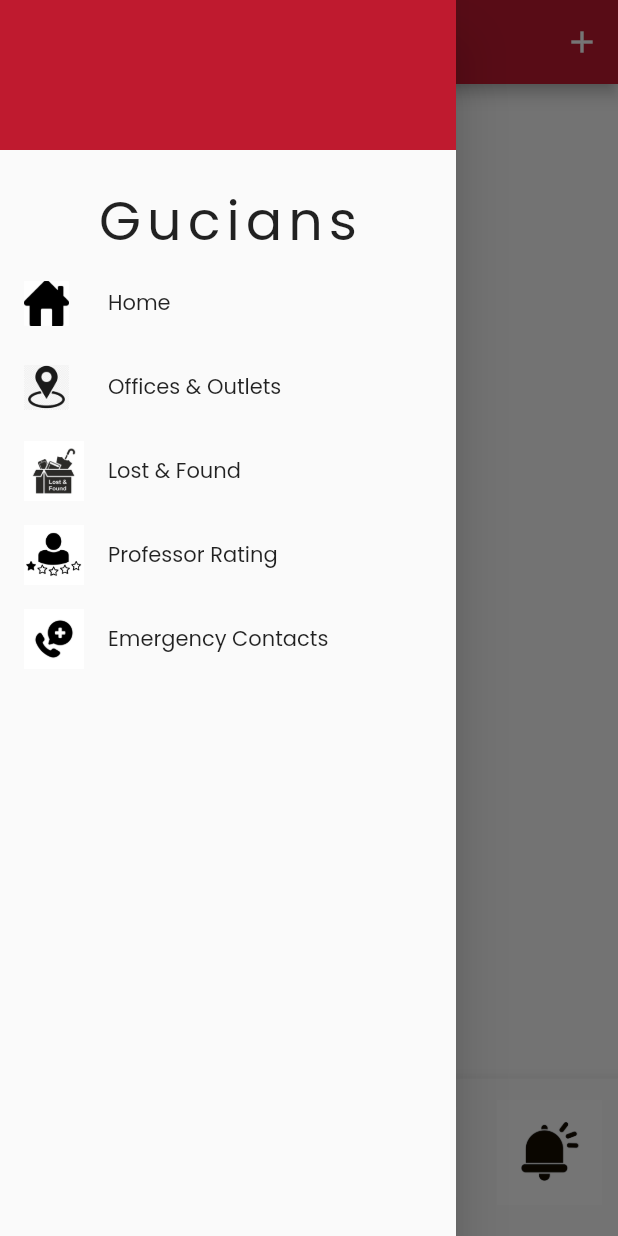
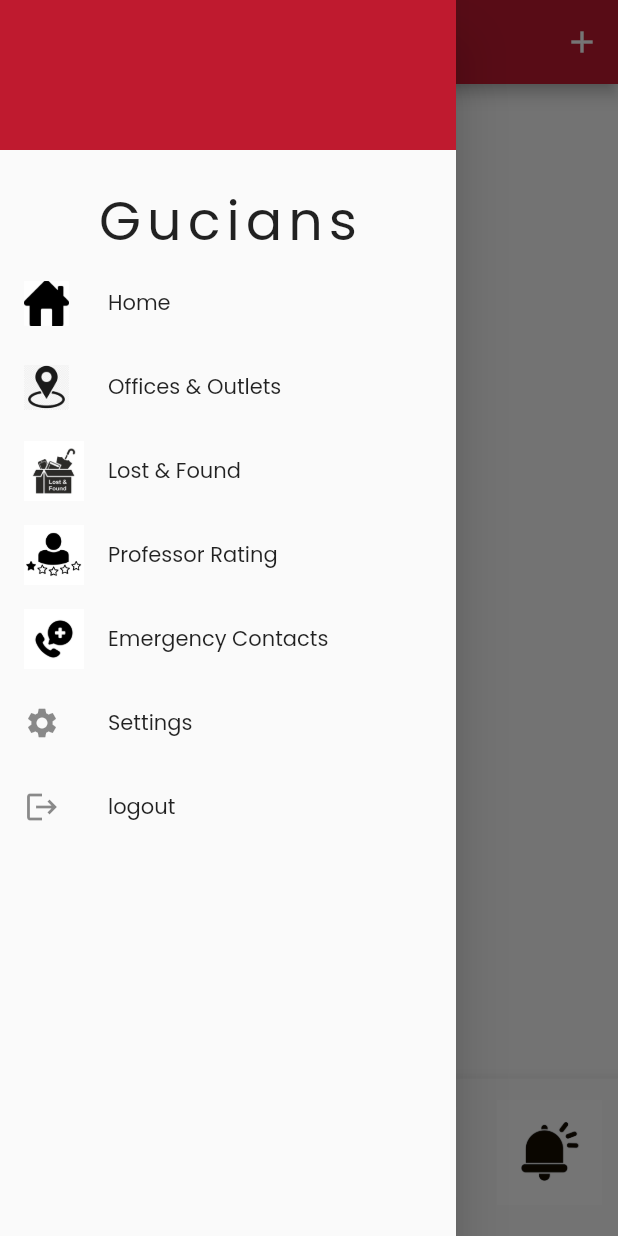
Before and after one commit to AyaFayed/Mobile_Project, a Flutter app: the ButtomTabsControllerScreen screen opened directly, with the side drawer open, on a phone screen of 412 x 824 dp. Run offline on Flutter 3.47's test engine with Material 2 defaults, Android fonts, the phone set to English and light mode, and no system bars; our stand-ins replace cached_network_image, cloud_firestore, firebase_auth, firebase_core, firebase_messaging, firebase_storage and 4 more; missing offline and left inert: flutter_phone_direct_caller; accounts and stored records are empty.

Commit message:
added settings, logout buttons in drawer.

```diff
--- a/gucians/lib/main.dart
+++ b/gucians/lib/main.dart
@@ -13,6 +13,7 @@ import 'package:gucians/screens/lost_and_found.dart';
 import 'package:gucians/screens/post_screens/add_confession.dart';
 import 'package:gucians/screens/post_screens/add_post.dart';
 import 'package:gucians/screens/professors_screens/search_professors.dart';
+import 'package:gucians/screens/settings.dart';
 import 'package:gucians/theme/themes.dart';
 import 'firebase_options.dart';
 
@@ -47,13 +48,14 @@ class MainApp extends StatelessWidget {
       theme: CustomTheme.lightTheme,
       initialRoute: '/',
       routes: {
-        '/':(context) => ButtomTabsControllerScreen(),
+        '/':(context) => Wrapper(),
         '/locations':(context) => const LocationsScreen(),
         '/lost_and_found':(context) => const LostAndFound(),
         '/prof_rating':(context) => const ProfessorRatingList(),
         '/add_confession':(context) => const AddConfession(),
         '/emergency':(context) => const EmergencyScreen(),
         '/add_post':(context) => const AddPost(),
+        '/settings': (context) => const Settings(),
 
       }
 
--- a/gucians/lib/screens/main_drawer.dart
+++ b/gucians/lib/screens/main_drawer.dart
@@ -1,5 +1,6 @@
 import 'package:flutter/material.dart';
 import 'package:gucians/common/constants.dart';
+import 'package:gucians/services/authentication_service.dart';
 import 'package:gucians/theme/colors.dart';
 import 'package:gucians/theme/sizes.dart';
 
@@ -8,6 +9,7 @@ class MainDrawer extends StatelessWidget {
 
   @override
   Widget build(BuildContext context) {
+    final AuthService _auth = AuthService();
     return Drawer(
       child: Column(children: [
         Container(
@@ -22,7 +24,11 @@ class MainDrawer extends StatelessWidget {
         const SizedBox(
           height: 20,
         ),
-        Text(appName,style: TextStyle(fontSize: Sizes.xlarge,fontFamily: 'Poppins',letterSpacing: 4),),
+        Text(
+          appName,
+          style: TextStyle(
+              fontSize: Sizes.xlarge, fontFamily: 'Poppins', letterSpacing: 4),
+        ),
         ListTile(
           leading: Image.asset(
             'lib/icons/home.jpg',
@@ -73,6 +79,20 @@ class MainDrawer extends StatelessWidget {
             Navigator.of(context).pushNamed("/emergency");
           },
         ),
+        ListTile(
+          leading: Icon(Icons.settings),
+          title: const Text("Settings"),
+          onTap: () {
+            Navigator.of(context).pushNamed("/settings");
+          },
+        ),
+        ListTile(
+          leading: Icon(Icons.logout),
+          title: const Text("logout"),
+          onTap: () {
+            _auth.logout();
+          },
+        ),
       ]),
     );
   }
--- a/gucians/lib/screens/news.dart
+++ b/gucians/lib/screens/news.dart
@@ -53,7 +53,7 @@
 
 //     final List<DocumentSnapshot<Map<String, dynamic>>> snapshots =
 //         await Future.wait(posts.map(
-//             (post) => _firestore.collection('user').doc(post.authorId).get()));
+//             (post) => _firestore.collection('users').doc(post.authorId).get()));
 //     for (var snapshot in snapshots) {
 //       if (snapshot.exists) {
 //         users.add(UserModel.fromJson(snapshot.data()!));
--- a/gucians/lib/screens/professors_screens/professor_profile_screen.dart
+++ b/gucians/lib/screens/professors_screens/professor_profile_screen.dart
@@ -24,7 +24,7 @@ class _StaffProfileState extends State<StaffProfile> {
   Future<void> updateRatings(dynamic ratings) async {
     try {
       DocumentReference postRef =
-          FirebaseFirestore.instance.collection('user').doc(widget.user.id);
+          FirebaseFirestore.instance.collection('users').doc(widget.user.id);
       await postRef.update({
         'ratings': ratings,
       });
--- a/gucians/lib/services/user_info_service.dart
+++ b/gucians/lib/services/user_info_service.dart
@@ -13,15 +13,15 @@ class UserInfoService {
     return 'AJndJPDfP0bp86BVR3Nr';
   }
 
-  static Future<String> getUserType()async{
-    String id=getCurrentUserId();
+  static Future<String> getUserType() async {
+    String id = getCurrentUserId();
     final firestore = FirebaseFirestore.instance;
-    DocumentSnapshot<Map<String, dynamic>> snapshot=await firestore.collection('user').doc(id).get();
+    DocumentSnapshot<Map<String, dynamic>> snapshot =
+        await firestore.collection('users').doc(id).get();
     if (snapshot.exists) {
-        return snapshot.data()!['type'];
-      }
-      else{
-        return 'type';
-      }
+      return snapshot.data()!['type'];
+    } else {
+      return 'type';
+    }
   }
 }
--- a/gucians/lib/widgets/posts_by_category.dart
+++ b/gucians/lib/widgets/posts_by_category.dart
@@ -55,7 +55,7 @@ String userId='';
 
     final List<DocumentSnapshot<Map<String, dynamic>>> snapshots =
         await Future.wait(fetchedPosts.map(
-      (post) => firestore.collection('user').doc(post.authorId).get(),
+      (post) => firestore.collection('users').doc(post.authorId).get(),
     ));
 
     for (var snapshot in snapshots) {
```
Also changed, not shown: gucians/lib/screens/buttom_taps_controller_screen.dart (+10 -9 lines).
